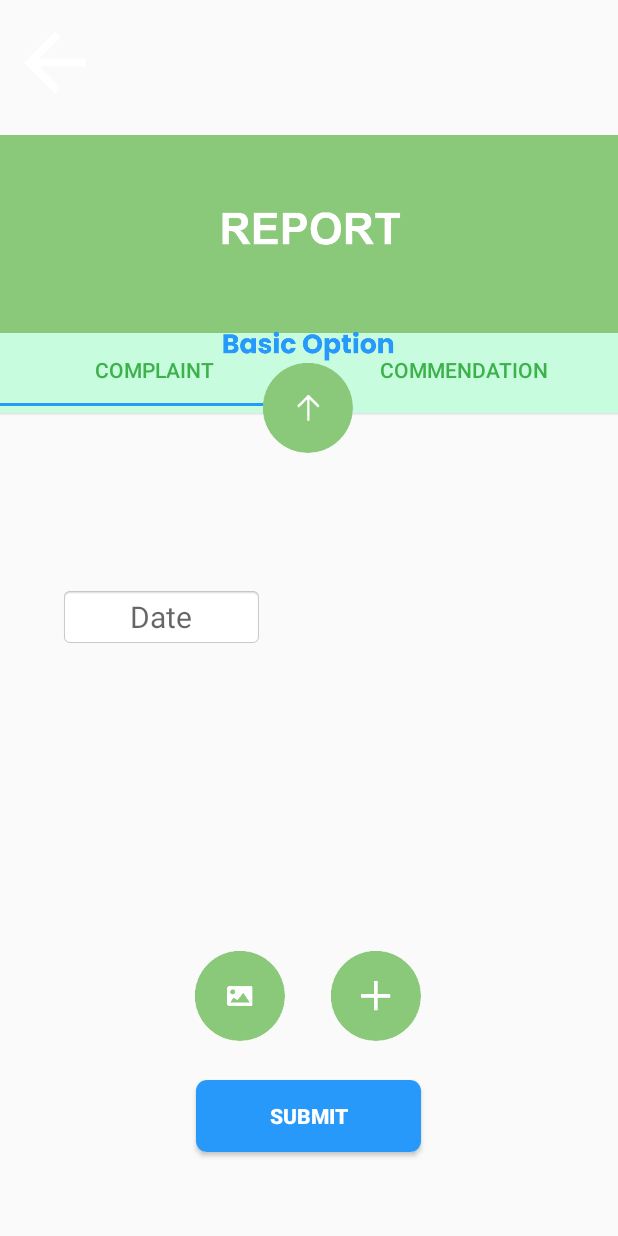
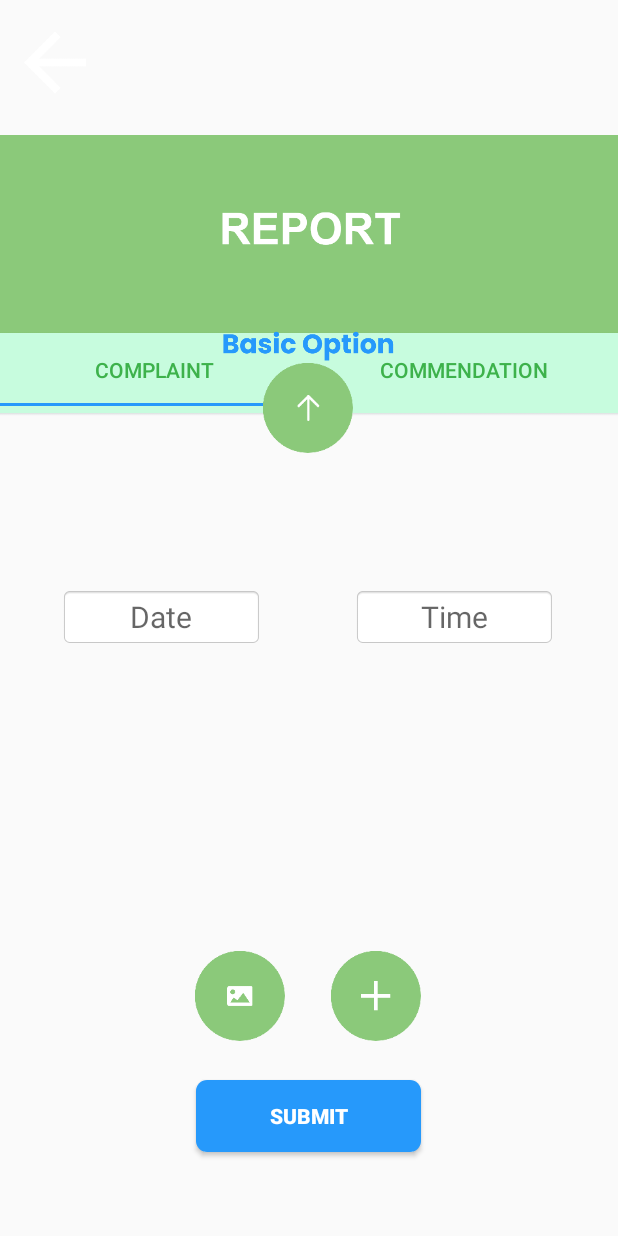
Before and after one commit to radgejoseph/speakup, an Android app: the ComplaintFragment screen opened directly, with no data from a screen before it, on a phone screen of 412 x 824 dp. Run offline under Robolectric (Android 15) with nearby library versions, the phone set to English and light mode, and no system bars.

Commit message:
UPDATE added Date and Time Picker (minor TEST UPDATE OCTOBER 1) RATEME, COMMENDATION, COMPLAINT

```diff
--- a/app/src/main/java/com/speakup/dfs/CommendationFragment.java
+++ b/app/src/main/java/com/speakup/dfs/CommendationFragment.java
@@ -2,6 +2,7 @@ package com.speakup.dfs;
 
 import android.app.DatePickerDialog;
 
+import android.app.TimePickerDialog;
 import android.content.Intent;
 
 import android.graphics.Color;
@@ -15,6 +16,7 @@ import android.view.View;
 import android.view.ViewGroup;
 import android.widget.DatePicker;
 import android.widget.TextView;
+import android.widget.TimePicker;
 import android.widget.Toast;
 
 import java.util.Calendar;
@@ -28,7 +30,9 @@ import java.util.Calendar;
 public class CommendationFragment extends Fragment {
 
     TextView date_picker;
-    DatePickerDialog.OnDateSetListener setListener;
+    TextView time_picker;
+    DatePickerDialog.OnDateSetListener setListenerD;
+    TimePickerDialog.OnTimeSetListener setListenerT;
 
 
     // TODO: Rename parameter arguments, choose names that match
@@ -81,23 +85,23 @@ public class CommendationFragment extends Fragment {
 
 /* ↓↓↓↓↓↓↓↓↓↓↓↓↓↓↓↓↓↓↓↓↓↓↓↓↓↓↓↓↓↓ DATE PICKER ↓↓↓↓↓↓↓↓↓↓↓↓↓↓↓↓↓↓↓↓↓↓↓↓↓↓↓↓↓↓ */
         date_picker = view.findViewById(R.id.date_picker);
-        Calendar calendar = Calendar.getInstance();
-        final int year = calendar.get(Calendar.YEAR);
-        final int month = calendar.get(Calendar.MONTH);
-        final int day = calendar.get(Calendar.DAY_OF_MONTH);
+        Calendar calendarD = Calendar.getInstance();
+        final int year = calendarD.get(Calendar.YEAR);
+        final int month = calendarD.get(Calendar.MONTH);
+        final int day = calendarD.get(Calendar.DAY_OF_MONTH);
 
         date_picker.setOnClickListener(new View.OnClickListener() {
             @Override
             public void onClick(View view) {
                 DatePickerDialog datePickerDialog = new DatePickerDialog(
                         getActivity(),android.R.style.Theme_Holo_Light_Dialog_MinWidth
-                        ,setListener,year,month,day);
+                        ,setListenerD,year,month,day);
                 datePickerDialog.getWindow().setBackgroundDrawable(new ColorDrawable(Color.TRANSPARENT));
                 datePickerDialog.show();
             }
         });
 
-        setListener = new DatePickerDialog.OnDateSetListener() {
+        setListenerD = new DatePickerDialog.OnDateSetListener() {
             @Override
             public void onDateSet(DatePicker datePicker, int year, int month, int dayOfMonth) {
                 month = month+1;
@@ -106,6 +110,40 @@ public class CommendationFragment extends Fragment {
             }
         };
 /* ↑↑↑↑↑↑↑↑↑↑↑↑↑↑↑↑↑↑↑↑↑↑↑↑↑↑↑↑↑↑ DATE PICKER ↑↑↑↑↑↑↑↑↑↑↑↑↑↑↑↑↑↑↑↑↑↑↑↑↑↑↑↑↑↑ */
+
+/* ↓↓↓↓↓↓↓↓↓↓↓↓↓↓↓↓↓↓↓↓↓↓↓↓↓↓↓↓↓↓ TIME PICKER ↓↓↓↓↓↓↓↓↓↓↓↓↓↓↓↓↓↓↓↓↓↓↓↓↓↓↓↓↓↓ */
+        time_picker = view.findViewById(R.id.time_picker);
+        time_picker.setOnClickListener(new View.OnClickListener() {
+            @Override
+            public void onClick(View view) {
+                final Calendar calendarT = Calendar.getInstance();
+                int hour = calendarT.get(Calendar.HOUR_OF_DAY);
+                int minutes = calendarT.get(Calendar.MINUTE);
+
+                TimePickerDialog timePickerDialog = new TimePickerDialog(
+                        getActivity(),android.R.style.Theme_Holo_Light_Dialog_MinWidth
+                        ,setListenerT,hour,minutes,android.text.format.DateFormat.is24HourFormat(getActivity()));
+                timePickerDialog.getWindow().setBackgroundDrawable(new ColorDrawable(Color.TRANSPARENT));
+                timePickerDialog.show();
+            }
+        });
+
+        setListenerT = new TimePickerDialog.OnTimeSetListener() {
+            @Override
+            public void onTimeSet(TimePicker timePicker, int hour, int minutes) {
+                String am_pm;
+                if (hour > 12)
+                {
+                    hour = hour - 12;
+                    am_pm = "PM";
+                } else {
+                    am_pm = "AM";
+                }
+                String time = hour+":"+minutes+" "+am_pm;
+                time_picker.setText(time);
+            }
+        };
+/* ↑↑↑↑↑↑↑↑↑↑↑↑↑↑↑↑↑↑↑↑↑↑↑↑↑↑↑↑↑↑ TIME PICKER ↑↑↑↑↑↑↑↑↑↑↑↑↑↑↑↑↑↑↑↑↑↑↑↑↑↑↑↑↑↑ */
 
         android.widget.ImageView add_image_video = view.findViewById(R.id.add_image_video);
         add_image_video.setOnClickListener(new View.OnClickListener() {
--- a/app/src/main/java/com/speakup/dfs/ComplaintFragment.java
+++ b/app/src/main/java/com/speakup/dfs/ComplaintFragment.java
@@ -1,6 +1,7 @@
 package com.speakup.dfs;
 
 import android.app.DatePickerDialog;
+import android.app.TimePickerDialog;
 import android.content.Intent;
 import android.graphics.Color;
 import android.graphics.drawable.ColorDrawable;
@@ -13,8 +14,10 @@ import android.view.View;
 import android.view.ViewGroup;
 import android.widget.DatePicker;
 import android.widget.TextView;
+import android.widget.TimePicker;
 import android.widget.Toast;
 
+import java.text.DateFormat;
 import java.util.Calendar;
 
 /**
@@ -25,7 +28,9 @@ import java.util.Calendar;
 public class ComplaintFragment extends Fragment {
 
     TextView date_picker;
-    DatePickerDialog.OnDateSetListener setListener;
+    TextView time_picker;
+    DatePickerDialog.OnDateSetListener setListenerD;
+    TimePickerDialog.OnTimeSetListener setListenerT;
 
     // TODO: Rename parameter arguments, choose names that match
     // the fragment initialization parameters, e.g. ARG_ITEM_NUMBER
@@ -76,23 +81,23 @@ public class ComplaintFragment extends Fragment {
 
 /* ↓↓↓↓↓↓↓↓↓↓↓↓↓↓↓↓↓↓↓↓↓↓↓↓↓↓↓↓↓↓ DATE PICKER ↓↓↓↓↓↓↓↓↓↓↓↓↓↓↓↓↓↓↓↓↓↓↓↓↓↓↓↓↓↓ */
         date_picker = view.findViewById(R.id.date_picker);
-        Calendar calendar = Calendar.getInstance();
-        final int year = calendar.get(Calendar.YEAR);
-        final int month = calendar.get(Calendar.MONTH);
-        final int day = calendar.get(Calendar.DAY_OF_MONTH);
+        Calendar calendarD = Calendar.getInstance();
+        final int year = calendarD.get(Calendar.YEAR);
+        final int month = calendarD.get(Calendar.MONTH);
+        final int day = calendarD.get(Calendar.DAY_OF_MONTH);
 
         date_picker.setOnClickListener(new View.OnClickListener() {
             @Override
             public void onClick(View view) {
                 DatePickerDialog datePickerDialog = new DatePickerDialog(
                         getActivity(),android.R.style.Theme_Holo_Light_Dialog_MinWidth
-                        ,setListener,year,month,day);
+                        ,setListenerD,year,month,day);
                 datePickerDialog.getWindow().setBackgroundDrawable(new ColorDrawable(Color.TRANSPARENT));
                 datePickerDialog.show();
             }
         });
 
-        setListener = new DatePickerDialog.OnDateSetListener() {
+        setListenerD = new DatePickerDialog.OnDateSetListener() {
             @Override
             public void onDateSet(DatePicker datePicker, int year, int month, int dayOfMonth) {
                 month = month+1;
@@ -101,6 +106,40 @@ public class ComplaintFragment extends Fragment {
             }
         };
 /* ↑↑↑↑↑↑↑↑↑↑↑↑↑↑↑↑↑↑↑↑↑↑↑↑↑↑↑↑↑↑ DATE PICKER ↑↑↑↑↑↑↑↑↑↑↑↑↑↑↑↑↑↑↑↑↑↑↑↑↑↑↑↑↑↑ */
+
+/* ↓↓↓↓↓↓↓↓↓↓↓↓↓↓↓↓↓↓↓↓↓↓↓↓↓↓↓↓↓↓ TIME PICKER ↓↓↓↓↓↓↓↓↓↓↓↓↓↓↓↓↓↓↓↓↓↓↓↓↓↓↓↓↓↓ */
+        time_picker = view.findViewById(R.id.time_picker);
+        time_picker.setOnClickListener(new View.OnClickListener() {
+            @Override
+            public void onClick(View view) {
+                final Calendar calendarT = Calendar.getInstance();
+                int hour = calendarT.get(Calendar.HOUR_OF_DAY);
+                int minutes = calendarT.get(Calendar.MINUTE);
+
+        TimePickerDialog timePickerDialog = new TimePickerDialog(
+                getActivity(),android.R.style.Theme_Holo_Light_Dialog_MinWidth
+                    ,setListenerT,hour,minutes,android.text.format.DateFormat.is24HourFormat(getActivity()));
+                timePickerDialog.getWindow().setBackgroundDrawable(new ColorDrawable(Color.TRANSPARENT));
+                timePickerDialog.show();
+            }
+        });
+
+        setListenerT = new TimePickerDialog.OnTimeSetListener() {
+            @Override
+            public void onTimeSet(TimePicker timePicker, int hour, int minutes) {
+                String am_pm;
+                if (hour > 12)
+                {
+                    hour = hour - 12;
+                    am_pm = "PM";
+                } else {
+                    am_pm = "AM";
+                }
+                String time = hour+":"+minutes+" "+am_pm;
+                time_picker.setText(time);
+            }
+        };
+/* ↑↑↑↑↑↑↑↑↑↑↑↑↑↑↑↑↑↑↑↑↑↑↑↑↑↑↑↑↑↑ TIME PICKER ↑↑↑↑↑↑↑↑↑↑↑↑↑↑↑↑↑↑↑↑↑↑↑↑↑↑↑↑↑↑ */
 
         android.widget.ImageView add_image_video = view.findViewById(R.id.add_image_video);
         add_image_video.setOnClickListener(new View.OnClickListener() {
--- a/app/src/main/res/layout/fragment_commendation.xml
+++ b/app/src/main/res/layout/fragment_commendation.xml
@@ -74,6 +74,21 @@
         app:layout_constraintTop_toTopOf="parent"
         app:layout_constraintVertical_bias="0.499" />
 
+    <TextView
+        android:id="@+id/time_picker"
+        android:layout_width="135dp"
+        android:layout_height="40dp"
+        android:background="@android:drawable/editbox_background"
+        android:gravity="center"
+        android:hint="Time"
+        android:textSize="20sp"
+        app:layout_constraintBottom_toBottomOf="parent"
+        app:layout_constraintEnd_toEndOf="parent"
+        app:layout_constraintHorizontal_bias="0.851"
+        app:layout_constraintStart_toStartOf="parent"
+        app:layout_constraintTop_toTopOf="parent"
+        app:layout_constraintVertical_bias="0.499" />
+
     <Button
         android:id="@+id/register_button"
         android:layout_width="150dp"
```
Also changed, not shown: app/src/main/res/layout/fragment_complaint.xml (+15 -0 lines).
